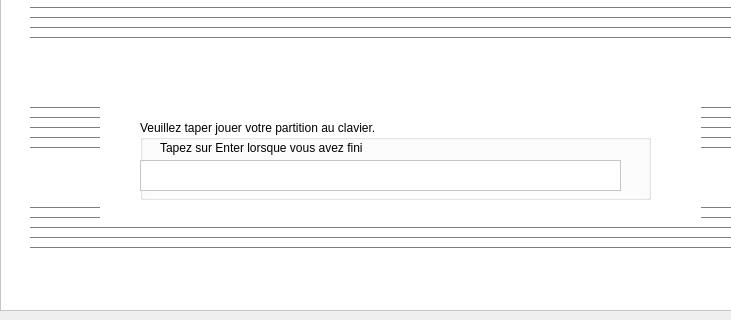
The window that mainwindow.ui (DepinfoCamille/ProjetMusiqueQt2) describes before a commit, drawn with Qt 5; both pictures show x 0 to 731 and y 337 to 657 of the 1061 by 848 pixel window.
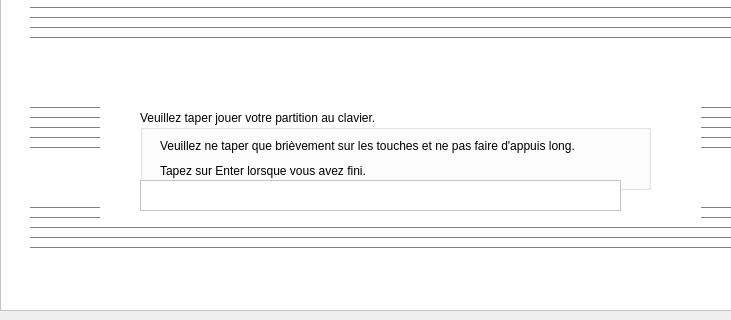
The same window after the commit.

Commit message: Ajout d'une consigne utilisateur

```diff
--- a/mainwindow.ui
+++ b/mainwindow.ui
@@ -953,7 +953,7 @@
        <property name="geometry">
         <rect>
          <x>40</x>
-         <y>30</y>
+         <y>20</y>
          <width>511</width>
          <height>80</height>
         </rect>
@@ -968,26 +968,39 @@
         <property name="geometry">
          <rect>
           <x>20</x>
-          <y>20</y>
+          <y>50</y>
           <width>271</width>
-          <height>16</height>
+          <height>21</height>
          </rect>
         </property>
         <property name="text">
-         <string>Tapez sur Enter lorsque vous avez fini</string>
+         <string>Tapez sur Enter lorsque vous avez fini.</string>
         </property>
        </widget>
-       <widget class="QTextEdit" name="textEdit">
+       <widget class="QLabel" name="label_2">
         <property name="geometry">
          <rect>
-          <x>0</x>
-          <y>40</y>
-          <width>481</width>
+          <x>20</x>
+          <y>20</y>
+          <width>501</width>
           <height>31</height>
          </rect>
         </property>
+        <property name="text">
+         <string>Veuillez ne taper que brièvement sur les touches et ne pas faire d'appuis long.</string>
+        </property>
        </widget>
       </widget>
+      <widget class="QTextEdit" name="textEdit">
+       <property name="geometry">
+        <rect>
+         <x>40</x>
+         <y>90</y>
+         <width>481</width>
+         <height>31</height>
+        </rect>
+       </property>
+      </widget>
      </widget>
      <widget class="QWidget" name="page_3">
       <widget class="QGroupBox" name="boxPartitionEcrite">
```
